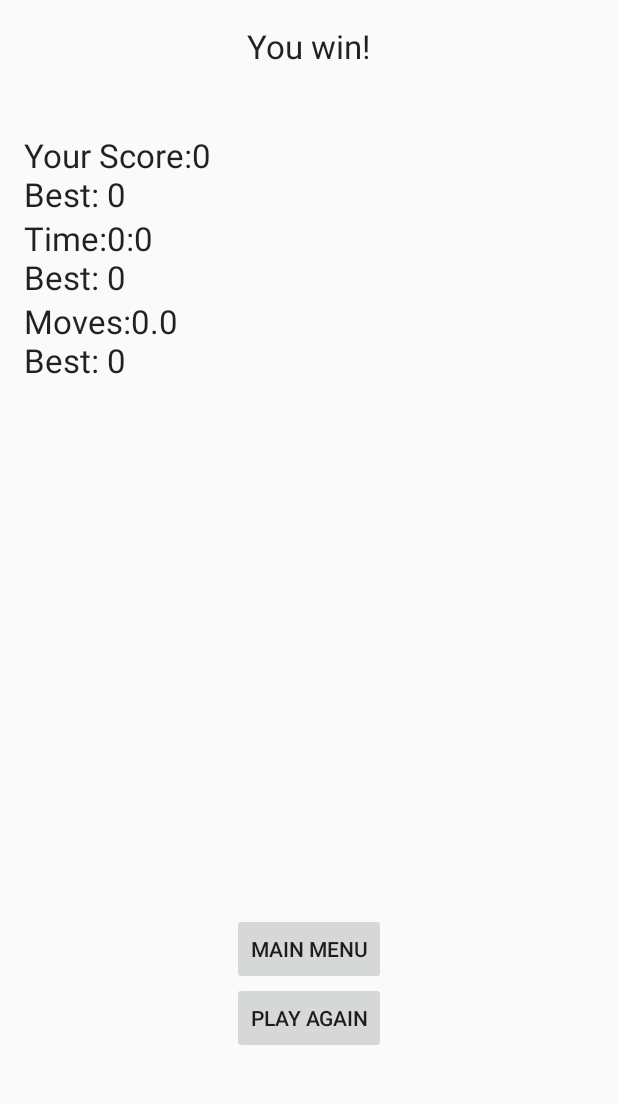
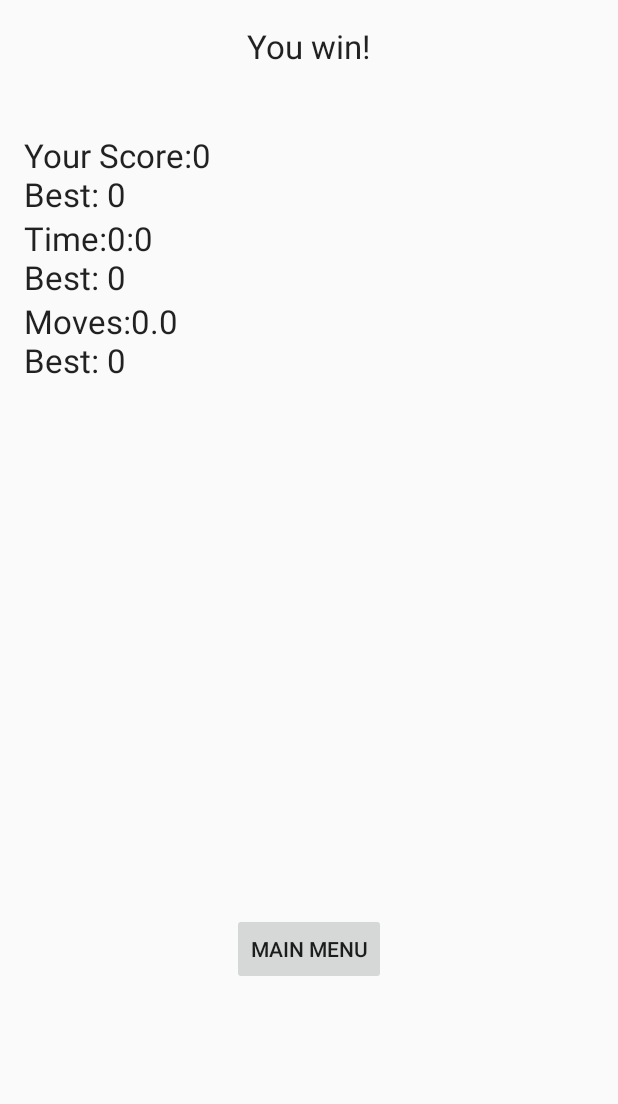
Before and after one commit to BBHSComputer/BrainSTEM, an Android app: the TileWinActivity screen opened directly, with no data from a screen before it, on a phone screen of 412 x 824 dp, the part 84-1188 px from its top. Run offline under Robolectric (Android 15) with nearby library versions, the phone set to English and light mode, and no system bars.

```diff
--- a/app/src/main/java/bbhs/appbowl2017/tile/TileWinActivity.java
+++ b/app/src/main/java/bbhs/appbowl2017/tile/TileWinActivity.java
@@ -26,20 +26,11 @@ public class TileWinActivity extends AppCompatActivity {
         tMoves = (TextView) findViewById(R.id.moves);
 
         mainMenu = (Button) findViewById(R.id.goHome);
-        playAgain = (Button) findViewById(R.id.again);
-
 
         mainMenu.setOnClickListener(new View.OnClickListener() {
             @Override
             public void onClick(View v) {
                 startActivity(new Intent(getApplicationContext(), MainActivity.class)); //if main menu go to main menu
-            }
-        });
-
-        playAgain.setOnClickListener(new View.OnClickListener() {
-            @Override
-            public void onClick(View v) {
-                startActivity(new Intent(getApplicationContext(), TileSettingsActivity.class)); // if play again load p tile
             }
         });
 
--- a/app/src/main/res/layout/activity_tile_win.xml
+++ b/app/src/main/res/layout/activity_tile_win.xml
@@ -61,12 +61,4 @@
         android:layout_centerHorizontal="true"
         android:layout_marginBottom="95dp" />
 
-    <Button
-        android:layout_width="wrap_content"
-        android:layout_height="wrap_content"
-        android:text="Play Again"
-        android:id="@+id/again"
-        android:layout_alignTop="@+id/goHome"
-        android:layout_alignStart="@+id/goHome"
-        android:layout_marginTop="46dp" />
 </RelativeLayout>
```
